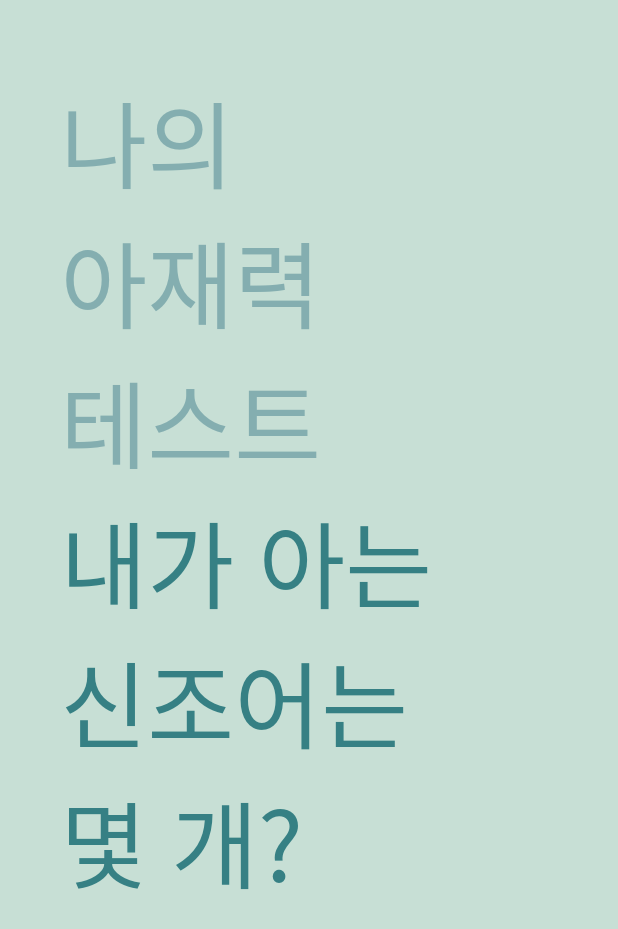
After one commit to JiveTalkQuiz/JiveTalkQuizAnd, an Android app: the SplashActivity screen opened directly, with no data from a screen before it, on a phone screen of 412 x 824 dp. The commit adds this screen. Shown: the top 929 px of the screen. Run offline under Robolectric (Android 15) with nearby library versions, the phone set to English and light mode, and no system bars; our stand-ins replace AdMob; 1 statement that could not run was skipped.

Commit message:
splash 처리 추가. (레이아웃 이상함) coordinate 처리 더 develop

```diff
--- a/app/src/main/AndroidManifest.xml
+++ b/app/src/main/AndroidManifest.xml
@@ -11,13 +11,14 @@
         android:roundIcon="@mipmap/ic_launcher_round"
         android:supportsRtl="true"
         android:theme="@style/AppTheme"
+        android:testOnly="@string/testonly"
         tools:ignore="GoogleAppIndexingWarning">
 
         <meta-data
             android:name="com.google.android.gms.ads.APPLICATION_ID"
             android:value="ca-app-pub-4146232804662233~8970322408"/>
 
-        <activity android:name="com.bwillocean.jiveQuizTalk.quizList.QuizListActivity">
+        <activity android:name="com.bwillocean.jiveQuizTalk.SplashActivity">
             <intent-filter>
                 <action android:name="android.intent.action.MAIN" />
                 <category android:name="android.intent.category.LAUNCHER" />
@@ -25,6 +26,8 @@
         </activity>
         <activity android:name="com.bwillocean.jiveQuizTalk.quiz.QuizActivity">
         </activity>
+        <activity android:name="com.bwillocean.jiveQuizTalk.quizList.QuizListActivity">
+        </activity>
     </application>
 
 </manifest>
--- /dev/null
+++ b/app/src/main/java/com/bwillocean/jiveQuizTalk/SplashActivity.kt
@@ -0,0 +1,22 @@
+package com.bwillocean.jiveQuizTalk
+
+import android.content.Intent
+import android.os.Bundle
+import com.bwillocean.jiveQuizTalk.arch.BaseActivity
+import com.bwillocean.jiveQuizTalk.quizList.QuizListActivity
+
+class SplashActivity: BaseActivity() {
+    override fun onCreate(savedInstanceState: Bundle?) {
+        super.onCreate(savedInstanceState)
+        setContentView(R.layout.splash)
+
+        MyApplication.async(1500, Runnable {
+            startActivity(Intent(this, QuizListActivity::class.java).apply {
+                flags = Intent.FLAG_ACTIVITY_CLEAR_TOP
+            })
+            MyApplication.async( Runnable {
+                finish()
+            })
+        })
+    }
+}
--- a/app/src/main/java/com/bwillocean/jiveQuizTalk/quiz/QuizActivity.kt
+++ b/app/src/main/java/com/bwillocean/jiveQuizTalk/quiz/QuizActivity.kt
@@ -158,6 +158,10 @@ class QuizActivity : AppCompatActivity(), View.OnClickListener {
                 checkCorrectness(view)
                 submit(3)
             }
+            R.id.statement_5 -> {
+                checkCorrectness(view)
+                submit(4)
+            }
         }
     }
 
--- /dev/null
+++ b/app/src/main/res/layout/splash.xml
@@ -0,0 +1,30 @@
+<?xml version="1.0" encoding="utf-8"?>
+<LinearLayout xmlns:android="http://schemas.android.com/apk/res/android"
+    android:id="@+id/splashLayer"
+    android:layout_width="match_parent"
+    android:layout_height="match_parent"
+    android:orientation="vertical"
+    android:background="@drawable/quiz_main_background">
+
+    <TextView
+        android:layout_width="wrap_content"
+        android:layout_height="wrap_content"
+        android:layout_marginLeft="40dp"
+        android:layout_marginTop="48dp"
+        android:padding="0dp"
+        android:fontFamily="@font/bm_hanna_pro"
+        android:text="나의\n아재력\n테스트"
+        android:textColor="#84aeb0"
+        android:textSize="63dp"/>
+
+    <TextView
+        android:layout_width="wrap_content"
+        android:layout_height="wrap_content"
+        android:layout_marginLeft="40dp"
+        android:padding="0dp"
+        android:fontFamily="@font/bm_hanna_pro"
+        android:text="내가 아는\n신조어는\n몇 개?"
+        android:textColor="@color/greenPointColor"
+        android:textSize="63dp" />
+
+</LinearLayout>
--- a/app/src/main/res/values/colors.xml
+++ b/app/src/main/res/values/colors.xml
@@ -7,6 +7,7 @@
     <color name="quiz_main_background">#c7dfd5</color>
     <color name="white">#ffffff</color>
     <color name="greenPointColor">#368084</color>
+    <color name="activity_background">#c7dfd5</color>
     <color name="dialog_fail_text_color">#8f8f8f</color>
     <color name="transparent">#00ffffff</color>
     <color name="loading_progress_accent_color">#ff3283e8</color>
--- a/app/src/main/res/values/drawables.xml
+++ b/app/src/main/res/values/drawables.xml
@@ -2,5 +2,5 @@
 <resources>
     <drawable name="quiz_main_background">@color/quiz_main_background</drawable>
     <drawable name="white">@color/white</drawable>
-
+    <drawable name="activity_background">@color/activity_background</drawable>
 </resources>
```
Also changed, not shown: app/build.gradle (+5 -2 lines), app/src/main/java/com/bwillocean/jiveQuizTalk/data/ScoreRepository.kt (added, +13 -0 lines), app/src/main/java/com/bwillocean/jiveQuizTalk/quizList/view/PointView.kt (+4 -4 lines), app/src/main/res/layout/quiz_activity.xml (+8 -7 lines), app/src/main/res/layout/quiz_list_activity.xml (+64 -34 lines).
